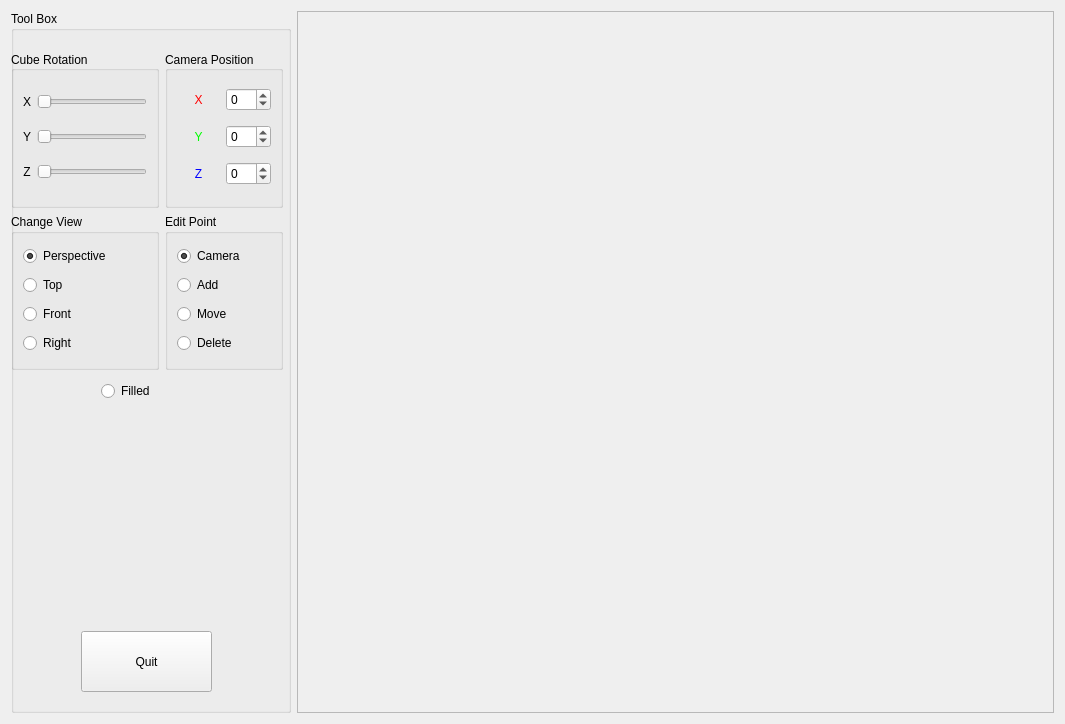
The window that MainWindow.ui (ray-z/Graphics-Assignment2) describes before a commit, drawn with Qt 5.
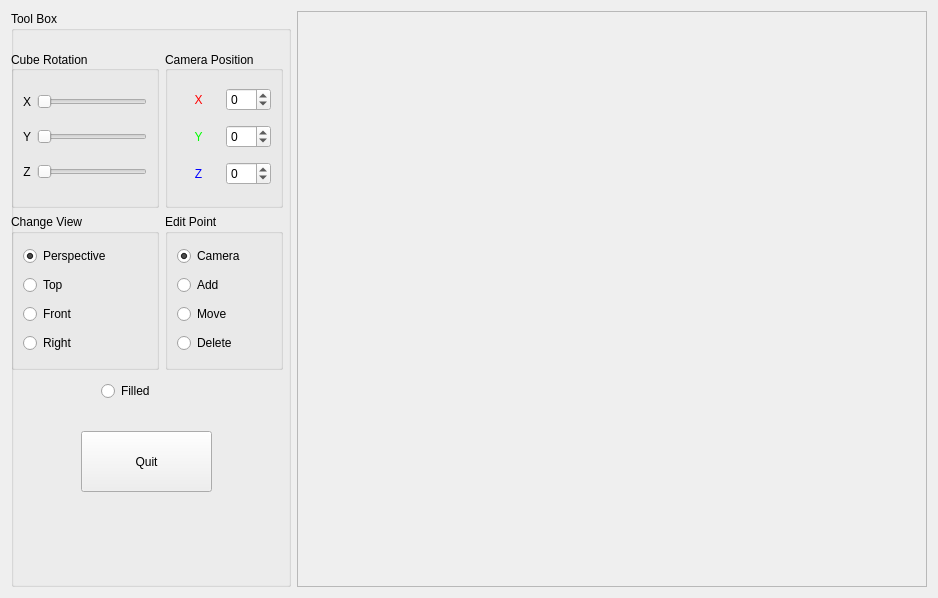
The same window after the commit.

Commit message: enable/disable button, manually add points, draw orthogonal spline tested

```diff
--- a/MainWindow.ui
+++ b/MainWindow.ui
@@ -6,8 +6,8 @@
    <rect>
     <x>0</x>
     <y>0</y>
-    <width>1065</width>
-    <height>724</height>
+    <width>938</width>
+    <height>598</height>
    </rect>
   </property>
   <property name="windowTitle">
@@ -36,8 +36,8 @@
        <rect>
         <x>0</x>
         <y>0</y>
-        <width>759</width>
-        <height>704</height>
+        <width>632</width>
+        <height>578</height>
        </rect>
       </property>
      </widget>
@@ -358,7 +358,7 @@
       <property name="geometry">
        <rect>
         <x>70</x>
-        <y>620</y>
+        <y>420</y>
         <width>131</width>
         <height>61</height>
        </rect>
```
Left out of the diff: 101 changed lines with no effect on the pictures. The commit also changes 6 other files.
